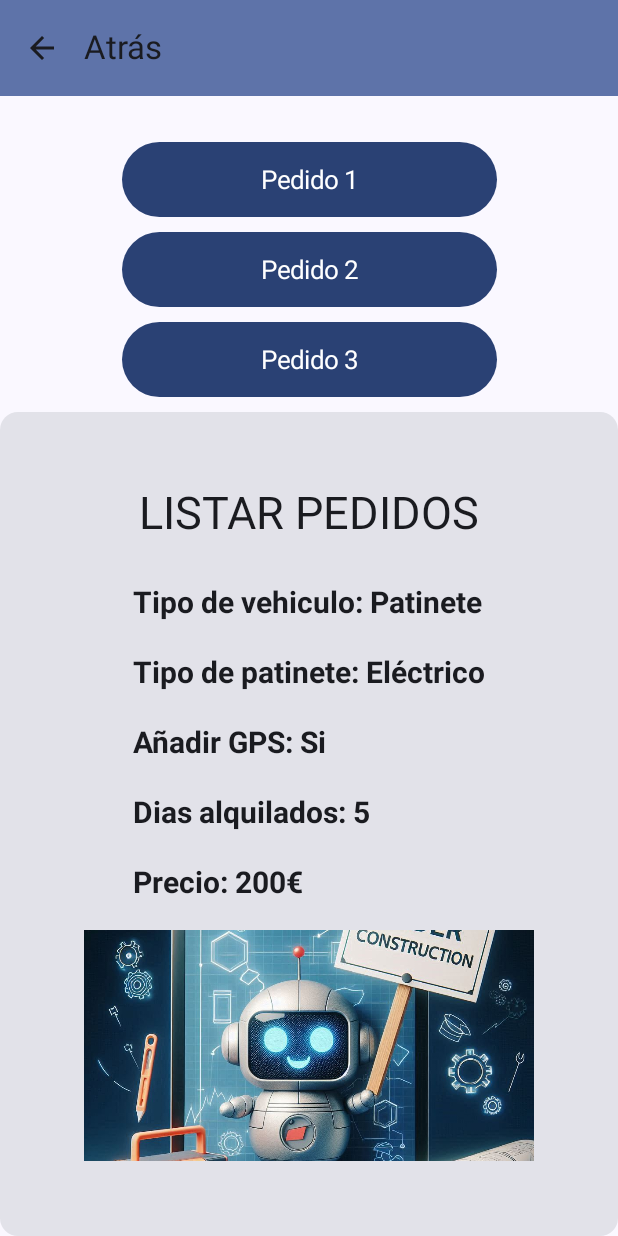
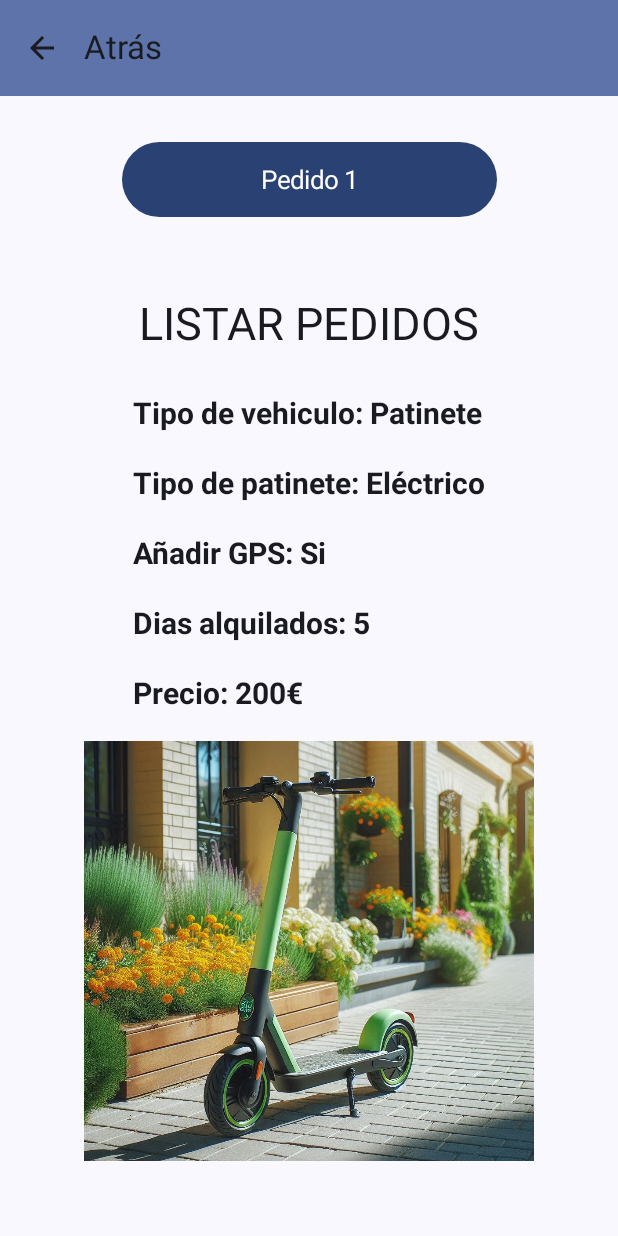
Before and after one commit to javierloperez/Proyecto_Part2_Javier_Lopez, an Android app built with Jetpack Compose: the ListarPedidos screen opened through its navigation route, on a phone screen of 412 x 824 dp. Run offline under Robolectric (Android 15) with nearby library versions, the phone set to English and light mode, and no system bars.

Commit message:
pryecto final

```diff
--- a/app/src/main/java/com/example/proyecto_part1_javier_lopez/ListarPedidos.kt
+++ b/app/src/main/java/com/example/proyecto_part1_javier_lopez/ListarPedidos.kt
@@ -2,7 +2,10 @@ package com.example.proyecto_part1_javier_lopez
 
 import androidx.annotation.StringRes
 import androidx.compose.foundation.Image
+import androidx.compose.foundation.gestures.scrollable
 import androidx.compose.foundation.layout.Column
+import androidx.compose.foundation.layout.Row
+import androidx.compose.foundation.layout.fillMaxSize
 import androidx.compose.foundation.layout.fillMaxWidth
 import androidx.compose.foundation.layout.height
 import androidx.compose.foundation.layout.padding
@@ -11,6 +14,7 @@ import androidx.compose.foundation.lazy.LazyColumn
 import androidx.compose.foundation.lazy.items
 import androidx.compose.foundation.lazy.itemsIndexed
 import androidx.compose.material3.Button
+import androidx.compose.material3.ButtonDefaults
 import androidx.compose.material3.Card
 import androidx.compose.material3.Text
 import androidx.compose.runtime.Composable
@@ -21,6 +25,7 @@ import androidx.compose.runtime.remember
 import androidx.compose.runtime.setValue
 import androidx.compose.ui.Alignment
 import androidx.compose.ui.Modifier
+import androidx.compose.ui.graphics.Color
 import androidx.compose.ui.layout.ContentScale
 import androidx.compose.ui.res.painterResource
 import androidx.compose.ui.res.stringResource
@@ -38,13 +43,12 @@ import modelos.Turismo
 fun LlamadaPedidos(modifier: Modifier = Modifier, pedidos: List<Pedidos>) {
 
 
-
     var pedidoElegido by remember { mutableStateOf(pedidos[0]) }
     var vehiculos = listOf(R.string.turismo, R.string.patinete, R.string.moto)
     var tipo by remember { mutableIntStateOf(vehiculos[0]) }
     Column(
         modifier = Modifier
-            .fillMaxWidth()
+            .fillMaxSize()
             .padding(top = 15.dp),
         horizontalAlignment = Alignment.CenterHorizontally
     ) {
@@ -53,10 +57,11 @@ fun LlamadaPedidos(modifier: Modifier = Modifier, pedidos: List<Pedidos>) {
         LazyColumn(
             modifier = Modifier
                 .fillMaxWidth()
-                .padding(top = 15.dp),
+                .padding(top = 15.dp)
+                .weight(1f),
             horizontalAlignment = Alignment.CenterHorizontally
         ) {
-            itemsIndexed(pedidos) { i,pedido ->
+            itemsIndexed(pedidos) { i, pedido ->
                 Button(
                     modifier = Modifier
                         .width(250.dp)
@@ -88,7 +93,7 @@ fun LlamadaPedidos(modifier: Modifier = Modifier, pedidos: List<Pedidos>) {
                 ) {
 
                     Text(
-                        text = stringResource(R.string.pedido, i+1),
+                        text = stringResource(R.string.pedido, i + 1),
                         style = TextStyle(fontSize = 17.sp)
                     )
 
@@ -99,17 +104,17 @@ fun LlamadaPedidos(modifier: Modifier = Modifier, pedidos: List<Pedidos>) {
         }
 
 
-        MostrarPedido(pedidoElegido)
+        MostrarPedido(modifier = modifier.weight(0.5f),pedidoElegido)
 
     }
 }
 
 @Composable
-fun MostrarPedido(pedido: Pedidos) {
-    Card {
+fun MostrarPedido(modifier: Modifier = Modifier, pedido: Pedidos) {
+
         var gpsRespuesta: Int = 0
         @StringRes var tipoVehiculo by remember { mutableStateOf(0) }
-
+        var imagen by remember { mutableStateOf(0) }
         Column(
             modifier = Modifier
                 .fillMaxWidth()
@@ -140,6 +145,21 @@ fun MostrarPedido(pedido: Pedidos) {
                                     + "\n\n" + stringResource(R.string.cilindrada) + ": " + (pedido.vehiculos as Moto).tipo_cilindrada,
                             style = TextStyle(fontWeight = FontWeight.Bold, fontSize = 20.sp)
                         )
+
+                        when ((pedido.vehiculos as Moto).tipo_cilindrada) {
+                            "50cc" -> {
+                                imagen = R.drawable.moto50cc
+                            }
+
+                            "125cc" -> {
+                                imagen = R.drawable.moto125cc
+                            }
+
+                            "250cc" -> {
+                                imagen = R.drawable.moto250cc
+                            }
+                        }
+
                     }
 
                     is Turismo -> {
@@ -154,6 +174,20 @@ fun MostrarPedido(pedido: Pedidos) {
                             ),
                             style = TextStyle(fontWeight = FontWeight.Bold, fontSize = 20.sp)
                         )
+
+                        when ((pedido.vehiculos as Turismo).tipo_combustible) {
+                            R.string.gasolina -> {
+                                imagen = R.drawable.cochegasolina
+                            }
+
+                            R.string.diesel -> {
+                                imagen = R.drawable.cochediesel
+                            }
+
+                            R.string.electrico -> {
+                                imagen = R.drawable.cocheelectrico
+                            }
+                        }
                     }
 
                     is Patinete -> {
@@ -167,6 +201,8 @@ fun MostrarPedido(pedido: Pedidos) {
                             ),
                             style = TextStyle(fontWeight = FontWeight.Bold, fontSize = 20.sp)
                         )
+
+                        imagen = R.drawable.patineteelectrico
                     }
 
                 }
@@ -184,7 +220,7 @@ fun MostrarPedido(pedido: Pedidos) {
 
             }
             Image(
-                painter = painterResource(R.drawable.imagen_desarrollo),
+                painter = painterResource(imagen),
                 contentDescription = "",
                 contentScale = ContentScale.Crop,
                 modifier = Modifier
@@ -193,7 +229,19 @@ fun MostrarPedido(pedido: Pedidos) {
                     .padding(top = 20.dp)
             )
 
+            Row(
+                modifier = Modifier
+                    .fillMaxWidth()
+            ) {
+                Column(
+                    modifier = Modifier
+                        .fillMaxWidth()
+                        .weight(1f),
+                    horizontalAlignment = Alignment.CenterHorizontally
+                ) {
 
+
+                }
+            }
         }
     }
-}
--- a/app/src/main/res/values/strings.xml
+++ b/app/src/main/res/values/strings.xml
@@ -38,5 +38,6 @@
     <string name="atras">Atrás</string>
     <string name="pagar">Pagar</string>
     <string name="pedido">Pedido %1$s</string>
+    <string name="justificanteAsunto">"Justificante de pago de "</string>
 
 </resources>
```
Also changed, not shown: app/src/main/java/com/example/proyecto_part1_javier_lopez/FormularioPago.kt (+6 -7 lines), app/src/main/java/com/example/proyecto_part1_javier_lopez/RealizarPedidos.kt (+18 -23 lines), app/src/main/java/com/example/proyecto_part1_javier_lopez/ResumenPago.kt (+30 -2 lines), app/src/main/java/com/example/proyecto_part1_javier_lopez/ResumenPedido.kt (+17 -2 lines), app/src/main/res/drawable-nodpi/cochediesel.jpeg (added), app/src/main/res/drawable-nodpi/cocheelectrico.png (added), app/src/main/res/drawable-nodpi/cochegasolina.jpeg (added), app/src/main/res/drawable-nodpi/moto125cc.png (added), app/src/main/res/drawable-nodpi/moto250cc.jpeg (added), app/src/main/res/drawable-nodpi/moto50cc.jpeg (added), app/src/main/res/drawable-nodpi/patineteelectrico.jpeg (added).
